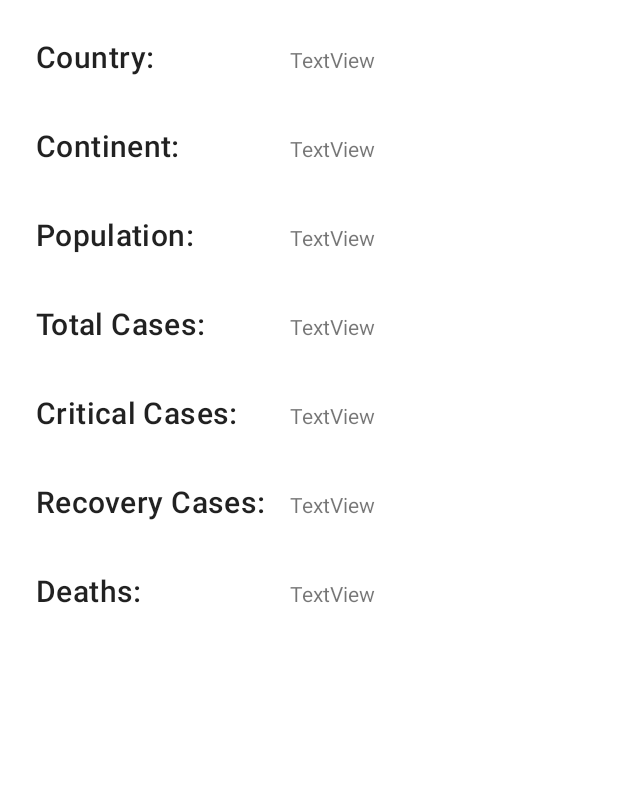
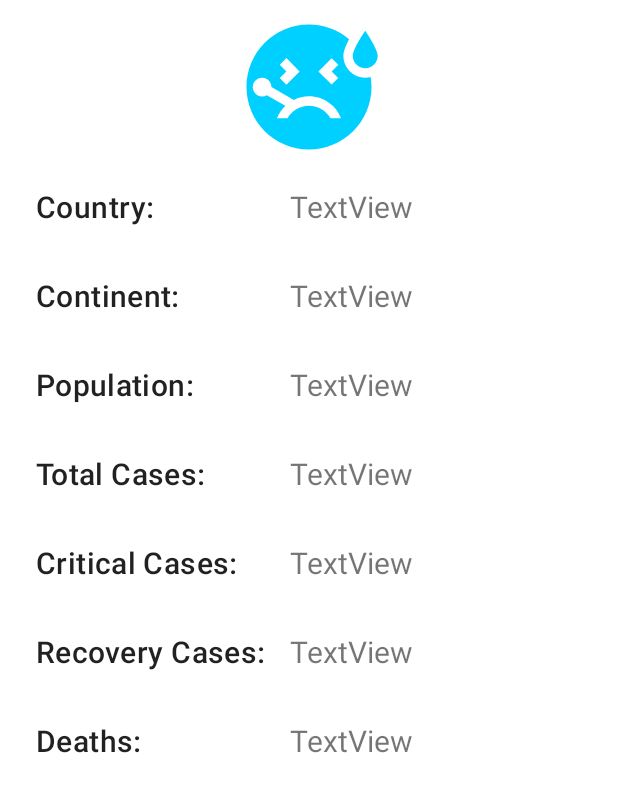
Before and after one commit to GandhiHarsh2003/CovidApp, an Android app: the layout fragment_country.xml on its own in the app's theme, with its tools: preview values and no code run, on a phone screen of 412 x 824 dp. Shown: the top 792 px of the screen. Run offline under Robolectric (Android 15) with nearby library versions, the phone set to English and light mode, and no system bars.

Commit message:
changed layout

```diff
--- a/app/src/main/res/layout/fragment_country.xml
+++ b/app/src/main/res/layout/fragment_country.xml
@@ -1,16 +1,36 @@
 <?xml version="1.0" encoding="utf-8"?>
-<LinearLayout xmlns:android="http://schemas.android.com/apk/res/android"
+<androidx.constraintlayout.widget.ConstraintLayout xmlns:android="http://schemas.android.com/apk/res/android"
     xmlns:app="http://schemas.android.com/apk/res-auto"
+    xmlns:tools="http://schemas.android.com/tools"
     android:layout_width="match_parent"
     android:layout_height="wrap_content"
     android:layout_margin="8dp">
 
+
+    <ImageView
+        android:id="@+id/sick_icon"
+        android:layout_width="wrap_content"
+        android:layout_height="wrap_content"
+        android:layout_gravity="center_horizontal"
+        android:src="@drawable/sick"
+        app:layout_constraintBottom_toTopOf="@+id/gridLayout"
+        app:layout_constraintEnd_toEndOf="parent"
+        app:layout_constraintStart_toStartOf="parent"
+        app:layout_constraintTop_toTopOf="parent"
+        app:layout_constraintVertical_bias="0.0"/>
 
     <androidx.gridlayout.widget.GridLayout
         android:id="@+id/gridLayout"
         android:layout_width="match_parent"
         android:layout_height="wrap_content"
         app:columnCount="3"
+        app:layout_constraintBottom_toBottomOf="parent"
+        app:layout_constraintEnd_toEndOf="parent"
+        app:layout_constraintHorizontal_bias="0.0"
+        app:layout_constraintStart_toStartOf="parent"
+        app:layout_constraintTop_toTopOf="parent"
+        app:layout_constraintTop_toBottomOf="@+id/sick_icon"
+        app:layout_constraintVertical_bias="0.5"
         app:rowCount="9">
 
 
@@ -29,6 +49,7 @@
             android:layout_width="wrap_content"
             android:layout_height="wrap_content"
             android:text="TextView"
+            android:textSize="20sp"
             app:layout_column="1"
             app:layout_row="0" />
 
@@ -37,6 +58,7 @@
             android:layout_width="wrap_content"
             android:layout_height="wrap_content"
             android:text="TextView"
+            android:textSize="20sp"
             app:layout_column="1"
             app:layout_row="2" />
 
@@ -65,6 +87,7 @@
             android:layout_width="wrap_content"
             android:layout_height="wrap_content"
             android:text="TextView"
+            android:textSize="20sp"
             app:layout_column="1"
             app:layout_row="3" />
 
@@ -73,6 +96,7 @@
             android:layout_width="wrap_content"
             android:layout_height="wrap_content"
             android:text="TextView"
+            android:textSize="20sp"
             app:layout_column="1"
             app:layout_row="4" />
 
@@ -111,6 +135,7 @@
             android:layout_width="wrap_content"
             android:layout_height="wrap_content"
             android:text="TextView"
+            android:textSize="20sp"
             app:layout_column="1"
             app:layout_row="5" />
 
@@ -129,6 +154,7 @@
             android:layout_width="wrap_content"
             android:layout_height="wrap_content"
             android:text="TextView"
+            android:textSize="20sp"
             app:layout_column="1"
             app:layout_row="6" />
 
@@ -137,7 +163,8 @@
             android:layout_width="wrap_content"
             android:layout_height="wrap_content"
             android:text="TextView"
+            android:textSize="20sp"
             app:layout_column="1"
             app:layout_row="1" />
     </androidx.gridlayout.widget.GridLayout>
-</LinearLayout>
+</androidx.constraintlayout.widget.ConstraintLayout>
--- a/app/src/main/res/layout/fragment_help.xml
+++ b/app/src/main/res/layout/fragment_help.xml
@@ -16,6 +16,7 @@
         android:gravity="center"
         android:text="@string/title"
         android:textSize="34sp" />
+
     <ImageView
         android:id="@+id/sick_icon"
         android:layout_width="wrap_content"
```
Lines whose indentation alone changed are shown as unchanged.
